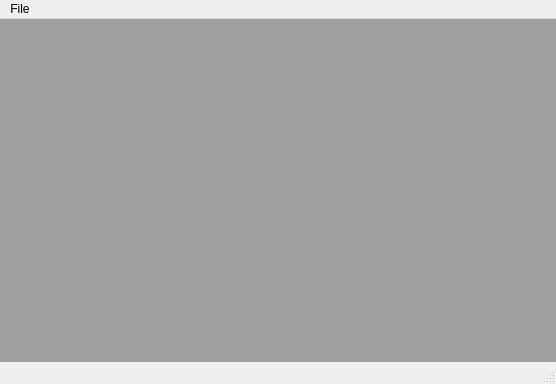
Old version of the form ui/clip.ui in the repository jonasstein/clip.
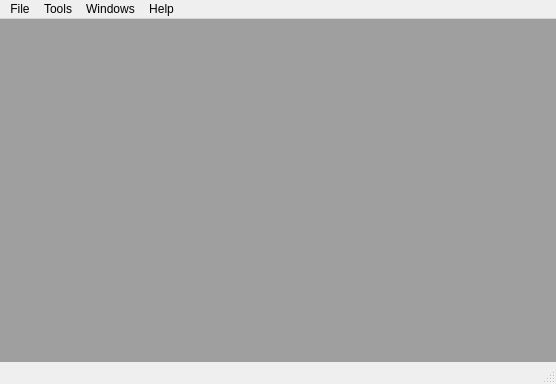
New version of the form. Icons and pictures are not drawn.

Commit message: QList<Reflection> chaged to a QVector with predicted size in Crystal.cpp Start to use HG Keyword for Version String in clip.cpp

What changed in the file:
```diff
--- a/ui/clip.ui
+++ b/ui/clip.ui
@@ -43,7 +43,27 @@
     <addaction name="actionNew_Crystal"/>
     <addaction name="actionNew_Projection"/>
    </widget>
+   <widget class="QMenu" name="menuTools">
+    <property name="title">
+     <string>Tools</string>
+    </property>
+   </widget>
+   <widget class="QMenu" name="menuHelp">
+    <property name="title">
+     <string>Help</string>
+    </property>
+    <addaction name="actionAbout"/>
+    <addaction name="actionAbout_Qt"/>
+   </widget>
+   <widget class="QMenu" name="menuWindows">
+    <property name="title">
+     <string>Windows</string>
+    </property>
+   </widget>
    <addaction name="menuFile"/>
+   <addaction name="menuTools"/>
+   <addaction name="menuWindows"/>
+   <addaction name="menuHelp"/>
   </widget>
   <widget class="QStatusBar" name="statusBar"/>
   <action name="actionNew_Crystal">
```
Left out of the diff: 13 changed lines with no effect on the pictures. The commit also changes 8 other files.
